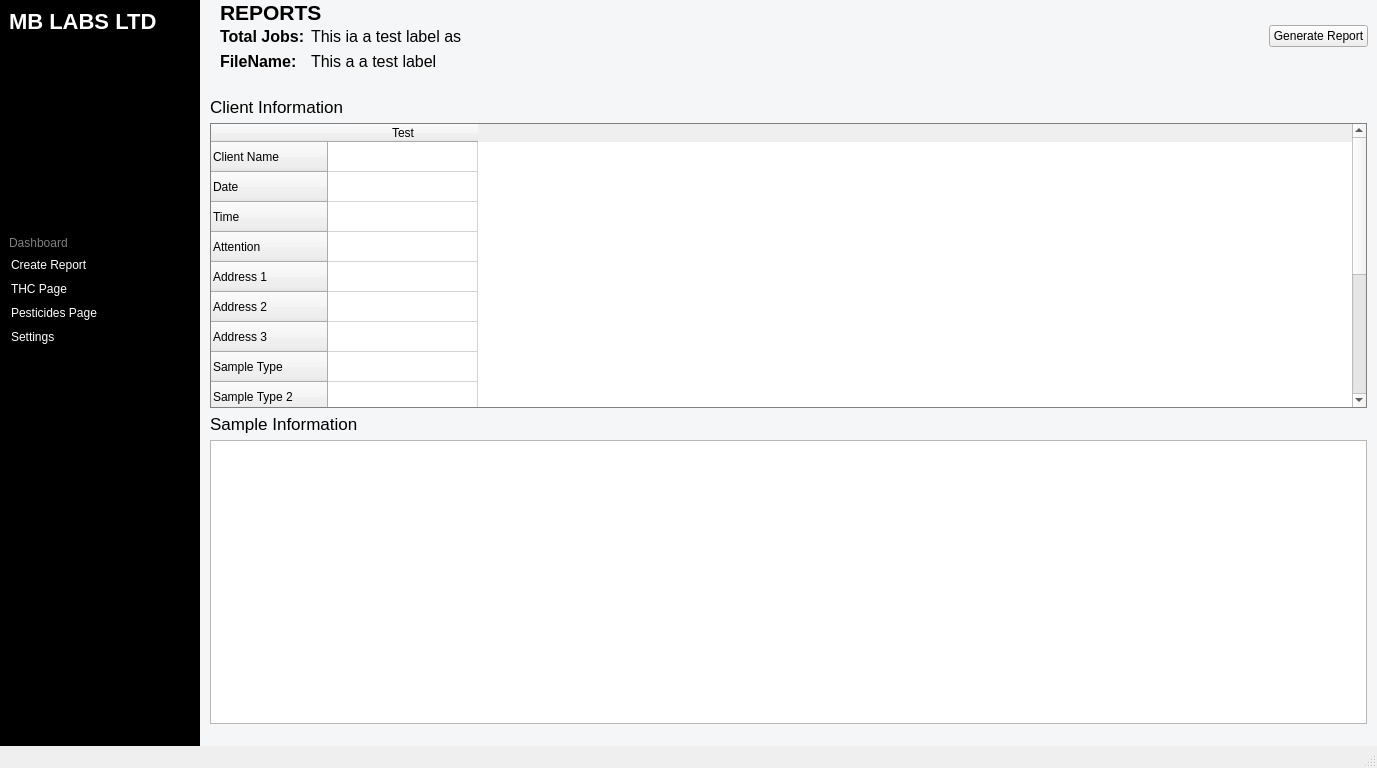
layup/compound_reports, file GUI/rover.ui: the form before one commit.
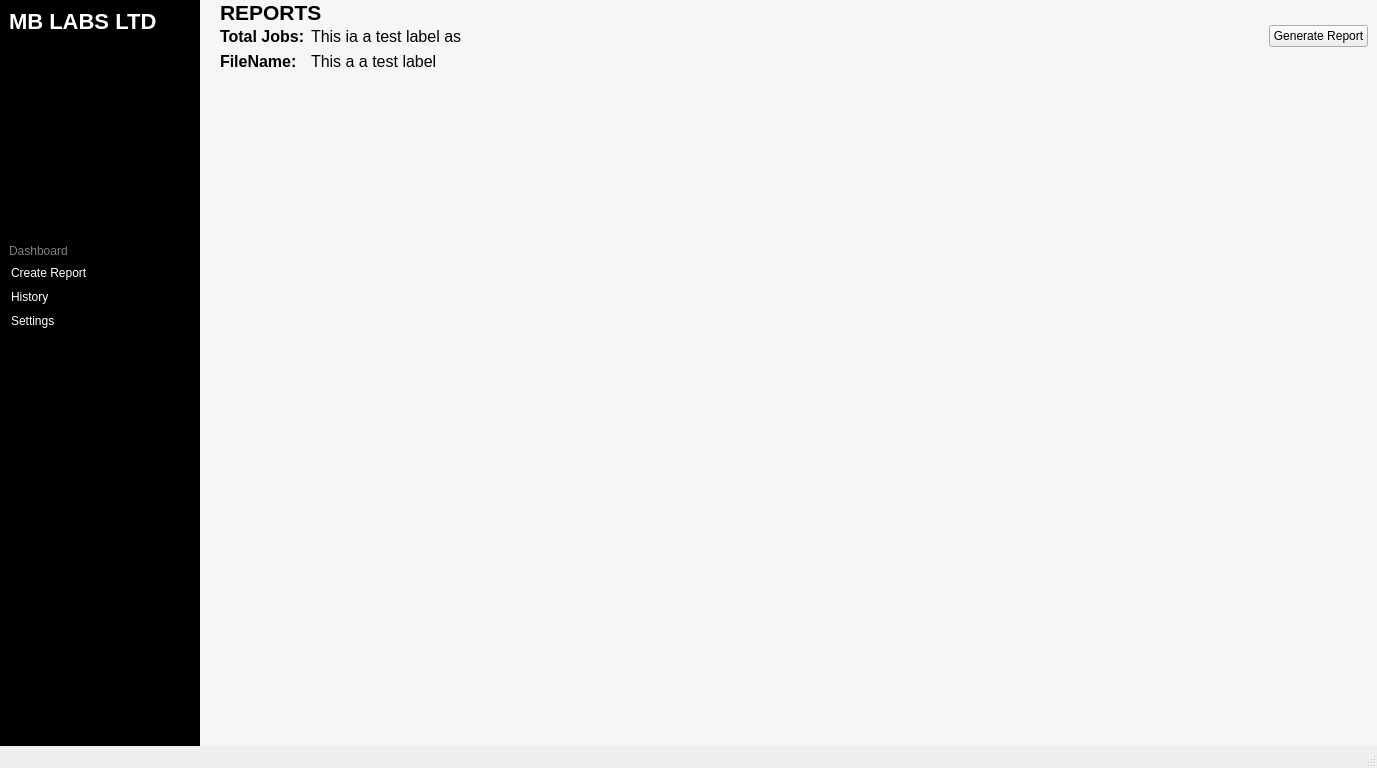
The form after the commit. The open tabs and pages were chosen to show the change.

```diff
--- a/GUI/rover.ui
+++ b/GUI/rover.ui
@@ -143,17 +143,7 @@
        <item>
         <widget class="QPushButton" name="thcPageBtn">
          <property name="text">
-          <string>THC Page</string>
-         </property>
-         <property name="checkable">
-          <bool>true</bool>
-         </property>
-        </widget>
-       </item>
-       <item>
-        <widget class="QPushButton" name="pesticidesPageBtn">
-         <property name="text">
-          <string>Pesticides Page </string>
+          <string>History</string>
          </property>
          <property name="checkable">
           <bool>true</bool>
@@ -1038,6 +1028,18 @@
            </item>
           </layout>
          </widget>
+         <widget class="QWidget" name="historyPage">
+          <widget class="QWidget" name="widget_4" native="true">
+           <property name="geometry">
+            <rect>
+             <x>210</x>
+             <y>130</y>
+             <width>531</width>
+             <height>421</height>
+            </rect>
+           </property>
+          </widget>
+         </widget>
         </widget>
        </item>
       </layout>
```
Left out of the diff: 3 changed lines with no effect on the pictures.
